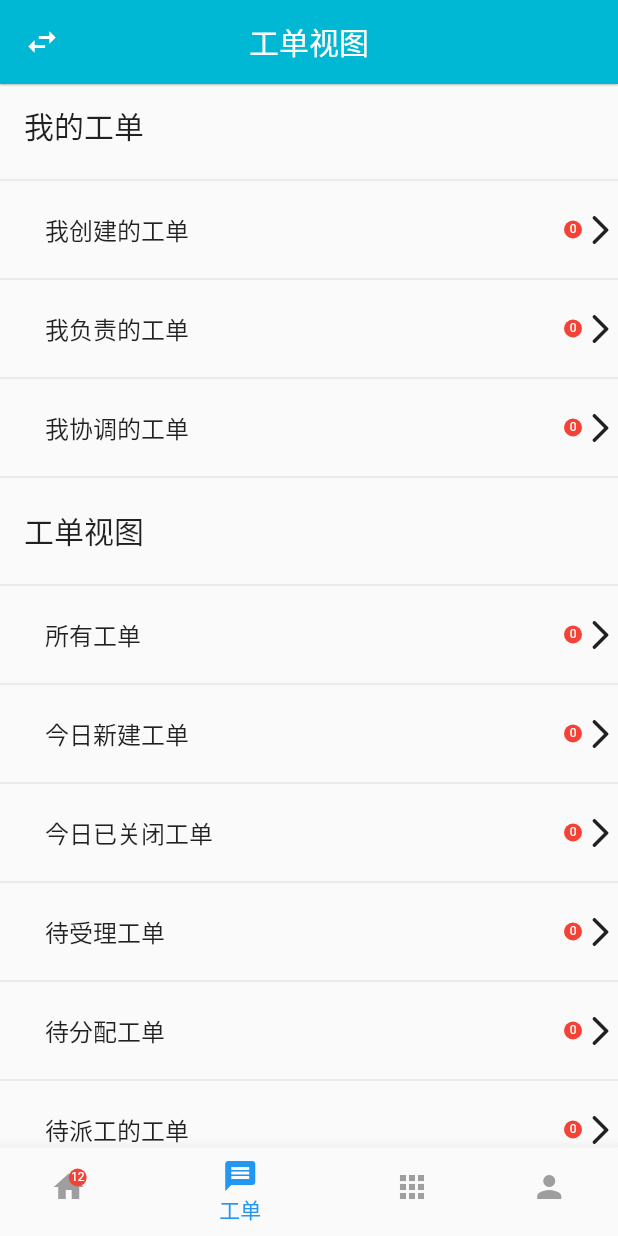
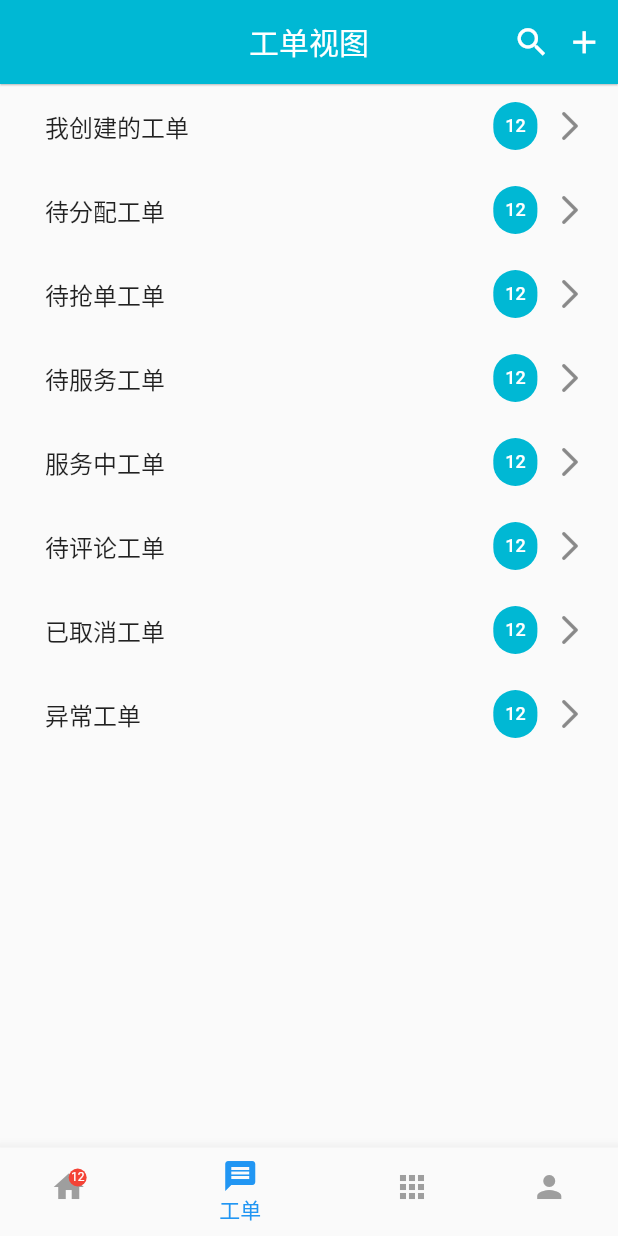
Before and after one commit to HFUTwaibaoxiaodui/front_end, a Flutter app: the IndexPage screen opened directly, item 2 of the bottom bar chosen, on a phone screen of 412 x 824 dp. Run offline on Flutter 3.47's test engine with Material 2 defaults, Android fonts, the phone set to English and light mode, and no system bars; our stand-ins replace date_format, dio, event_bus, flutter_rating_bar, flutter_swiper, fluttertoast and 5 more; missing offline and left inert: qrscan; network calls fail.

Commit message:
调整了工单展示界面，增加了搜素组件

```diff
--- a/lib/pages/homepage/Home_Page.dart
+++ b/lib/pages/homepage/Home_Page.dart
@@ -36,14 +36,13 @@ class HomePageState extends State<HomePage> with SingleTickerProviderStateMixin{
     '已完成'
   ];
 
-  late String _currentState;
+  String? _currentState;
 
   @override
   void initState() {
     print('123123');
     super.initState();
 
-    _currentState = _tabValues[0];
     _tabController = TabController(length: _tabValues.length, vsync: this);
 
      eventBus.on<UpdateOrderNumEvent>().listen((event) {
--- a/lib/pages/homepage/Page.dart
+++ b/lib/pages/homepage/Page.dart
@@ -19,22 +19,22 @@ class _IndexState extends State<IndexPage> {
     BottomNavigationBarItem(
       icon: Stack(
         children: <Widget>[
-          Icon(Icons.home),
+          const Icon(Icons.home),
           Positioned(
             right: 0,
             child: Container(
-              padding: EdgeInsets.all(1),
+              padding: const EdgeInsets.all(1),
               decoration: BoxDecoration(
                 color: Colors.red,
                 borderRadius: BorderRadius.circular(6),
               ),
-              constraints: BoxConstraints(
+              constraints: const BoxConstraints(
                 minHeight: 12,
                 minWidth: 12,
               ),
               child: Text(
                 counter,
-                style: TextStyle(
+                style: const TextStyle(
                   color: Colors.white,
                   fontSize: 8,
                 ),
@@ -47,17 +47,17 @@ class _IndexState extends State<IndexPage> {
       // icon: Icon(Icons.home),
       label: "首页",
     ),
-    BottomNavigationBarItem(
+    const BottomNavigationBarItem(
       // backgroundColor: Colors.green,
       icon: Icon(Icons.message),
       label: "工单",
     ),
-    BottomNavigationBarItem(
+    const BottomNavigationBarItem(
       // backgroundColor: Colors.amber,
       icon: Icon(Icons.apps),
       label: "应用",
     ),
-    BottomNavigationBarItem(
+    const BottomNavigationBarItem(
       // backgroundColor: Colors.red,
       icon: Icon(Icons.person),
       label: "我的",
--- a/lib/pages/homepage/Work_Order.dart
+++ b/lib/pages/homepage/Work_Order.dart
@@ -1,166 +1,132 @@
-import 'package:flutter/cupertino.dart';
 import 'package:flutter/material.dart';
 import 'package:frontend/global/theme.dart';
-
-import '../order_detail.dart';
+import 'package:frontend/util/debug_print.dart';
 
 class WorkOrderPage extends StatefulWidget {
   @override
   createState() => _WorkOrderPage();
 }
+
 class _WorkOrderPage extends State<WorkOrderPage> {
 
-  List<Widget> _list = [];
+  bool _showSearchTextField = false;
+  late TextEditingController _textEditingController;
+
   @override
   void initState() {
     super.initState();
-    // TODO: implement initState
+    _textEditingController = TextEditingController();
+    _textEditingController.text = "";
+  }
 
+  @override
+  void dispose() {
+    _textEditingController.dispose();
+    super.dispose();
+  }
+
+  final List<String> _titleItems = [
+    '我创建的工单',
+    '待分配工单',
+    '待抢单工单',
+    '待服务工单',
+    '服务中工单',
+    '待评论工单',
+    '已取消工单',
+    '异常工单',
+  ];
+
+  Widget _buildSearch() {
+    return Center(
+      child: ConstrainedBox(
+        constraints: BoxConstraints(
+            maxHeight: 36,
+            maxWidth: MediaQuery.of(context).size.width * 0.6
+        ),
+        child: TextField(
+          controller: _textEditingController,
+          onChanged: (input){
+            setState(() {
+              _textEditingController.text = input;
+              _textEditingController.selection = TextSelection.fromPosition(
+                  TextPosition(offset: _textEditingController.text.length));
+            });
+          },
+          decoration: InputDecoration(
+            fillColor: Colors.white,
+            filled: true,
+            hintStyle: TextStyle(color: Colors.grey.shade400),
+            hintText: "请输入工单名称",
+            contentPadding: const EdgeInsets.all(5),
+            border: const OutlineInputBorder()
+          )
+        ),
+      )
+    );
   }
 
   @override
   Widget build(BuildContext context) {
-    if(_list.isEmpty){
 
-      _list.add(ListTile(
-        title: Text(titleItems[0],style: TextStyle(
-          fontSize: 20,
-        ),),
-      ),);
-      _list.add(_setList(titleItems[1],'0',context));
-      _list.add(_setList(titleItems[2],'0',context));
-      _list.add(_setList(titleItems[3],'0',context));
-      _list.add(ListTile(
-        title: Text(titleItems[4],style: TextStyle(
-          fontSize: 20,
-        ),),
-        // trailing: Icon(Icons.arrow_forward_ios_rounded),
-      ),);
-      _list.add(_setList(titleItems[5],'0',context));
-      _list.add(_setList(titleItems[6],'0',context));
-      _list.add(_setList(titleItems[7],'0',context));
-      _list.add(_setList(titleItems[8],'0',context));
-      _list.add(_setList(titleItems[9],'0',context));
-      _list.add(_setList(titleItems[10],'0',context));
-      _list.add(_setList(titleItems[11],'0',context));
-      _list.add(_setList(titleItems[12],'0',context));
-      _list.add(_setList(titleItems[13],'0',context));
-      _list.add(_setList(titleItems[14],'0',context));
-      _list.add(_setList(titleItems[15],'0',context));
-    }
     return Scaffold(
       appBar: AppBar(
-        leading: GestureDetector(child: Icon(Icons.swap_horiz),onTap: (){
-          // Navigator.push(context, MaterialPageRoute(builder: (_) {
-          //   return DetailPage();
-          // }));
-        },),
         backgroundColor: mainColor,
         elevation: 0.5,
         centerTitle: true,
-        title: Text("工单视图"),
+        title: _showSearchTextField ? _buildSearch() : const Text("工单视图"),
+        actions: [
+          Container(
+            margin: const EdgeInsets.only(right: 10),
+            child: Row(
+              children: [
+                GestureDetector(
+                  onDoubleTap: (){
+                    setState(() {
+                      _showSearchTextField = !_showSearchTextField;
+                    });
+                  },
+                  onTap: () {
+                    print(_textEditingController.text);
+                  },
+                  child: const Icon(Icons.search, color: Colors.white, size: 25),
                 ),
-      body: new Scrollbar(
-        child:ListView.builder(
-          itemCount: titleItems.length,
-          // itemExtent:50,
-          itemBuilder: (BuildContext context,item){
-            return new Container(
-              child: new Column(
-                children: <Widget>[
-                  _list[item],
-                  new Divider()
+                const SizedBox(width: 10),
+                GestureDetector(
+                  onTap: (){printWithDebug('add');},
+                  child: const Icon(Icons.add, color: Colors.white, size: 25),
+                ),
               ],
             ),
-            );
-            // return _list[index];
-
-          },
-
+          )
+        ],
       ),
-      ),
-
-    );
-  }
-  Widget LitemWidget(String index){
+      body: Scrollbar(
+        child: ListView.builder(
+              itemCount: _titleItems.length,
+              itemBuilder: (BuildContext context, int index){
                 return ListTile(
-      // leading: Icon(Icons.favorite_border),
-      title: Text(index,style: TextStyle(
-        fontSize: 20,
-      ),),
-      // trailing: Icon(Icons.arrow_forward_ios_rounded),
-    );
-  }
-  Widget itemWidget(String index){
-    return ListTile(
-      // leading: Icon(Icons.favorite_border),
-      title: Text('$index',style: TextStyle(
-        fontSize: 16,
-      ),),
-      contentPadding: EdgeInsets.only(left: 30),
-      trailing: Icon(Icons.arrow_forward_ios_rounded),
-      onTap: (){
-      },
-    );
-  }
-
-  // 数据源
-  List<String> titleItems = <String>[
-    '我的工单','我创建的工单', '我负责的工单', '我协调的工单',
-    '工单视图', '所有工单',
-    '今日新建工单', '今日已关闭工单',
-    '待受理工单', '待分配工单',
-    '待派工的工单', '待服务的工单',
-    '待回访的工单', '已关闭的工单',
-    '已取消的工单','异常工单',
-  ];
-
-  _onTap(BuildContext context){
-    Navigator.push(context, MaterialPageRoute(builder: (_) {
-      return DetailPage();
-    }));
-  }
-
-  Widget _setList(String list,String count,BuildContext context){
-   return Container(
-     height: 50,
-      margin: EdgeInsets.only(left: 30),
-      child: InkWell(
-        onTap:()=>_onTap(context),
+                  title: Text(_titleItems[index], style: const TextStyle(fontSize: 16)),
+                  contentPadding: const EdgeInsets.only(left: 30, right: 10),
+                  trailing: Container(
+                    width: MediaQuery.of(context).size.width * 0.2,
                     child: Row(
                       children: [
-            Text(list,style: TextStyle(
-              fontSize: 16,
-            ),),
-            Expanded(
-              child: Row(
-                mainAxisAlignment: MainAxisAlignment.end,
-                children: [
-                     Container(
-                      padding: EdgeInsets.all(1),
-                      decoration: BoxDecoration(
-                        color: Colors.red,
-                        borderRadius: BorderRadius.circular(6),
+                        RawChip(
+                          label: const Text('12'),
+                          padding: const EdgeInsets.all(0),
+                          backgroundColor: mainColor,
+                          labelStyle: const TextStyle(color: Colors.white, fontSize: 12),
                         ),
-                      constraints: BoxConstraints(
-                        minHeight: 12,
-                        minWidth: 12,
-                      ),
-                      child: Text(
-                        count,
-                        style: TextStyle(
-                          color: Colors.white,
-                          fontSize: 8,
-                        ),
-                        textAlign: TextAlign.center,
-                      ),
-                    ),
-                  Icon(Icons.arrow_forward_ios_rounded),
+                        const Icon(Icons.arrow_forward_ios_rounded)
                       ],
                     ),
                   ),
-          ],
-        ),
+                  onTap: (){
+                    print(_titleItems[index]);
+                  },
+                );
+              },
+            )
         ),
     );
   }
--- a/lib/tmp_main.dart
+++ b/lib/tmp_main.dart
@@ -2,6 +2,7 @@ import 'package:flutter/material.dart';
 import 'package:frontend/global/user_info.dart';
 import 'package:frontend/pages/homepage/Home_Page.dart';
 import 'package:frontend/pages/homepage/Page.dart';
+import 'package:frontend/pages/login/loginPage.dart';
 import 'package:frontend/pages/login/welcomePage.dart';
 import 'package:provider/provider.dart';
 import 'global/routers.dart';
@@ -26,7 +27,7 @@ class MyApp extends StatelessWidget {
       onGenerateRoute: generateRoute,
       debugShowCheckedModeBanner: false,
       navigatorKey: navigatorKey,
-      home:IndexPage(),
+      home:LoginPage(),
     );
   }
 }
--- a/lib/widgets/order_list.dart
+++ b/lib/widgets/order_list.dart
@@ -57,7 +57,6 @@ class _OrderListWidgetState extends State<OrderListWidget> {
     printWithDebug(getAllOrders);
     List<Order> _orderList = [];
     List orders;
-
     if (widget.withStatus == null && widget.withUserId == null) {
       orders = await HttpManager().get(getAllOrders);
     } else {
```
Also changed, not shown: lib/pages/homepage/list_view.dart (deleted, +0 -207 lines), lib/pages/login/loginPage.dart (+3 -5 lines). Lines whose indentation alone changed are shown as unchanged.
